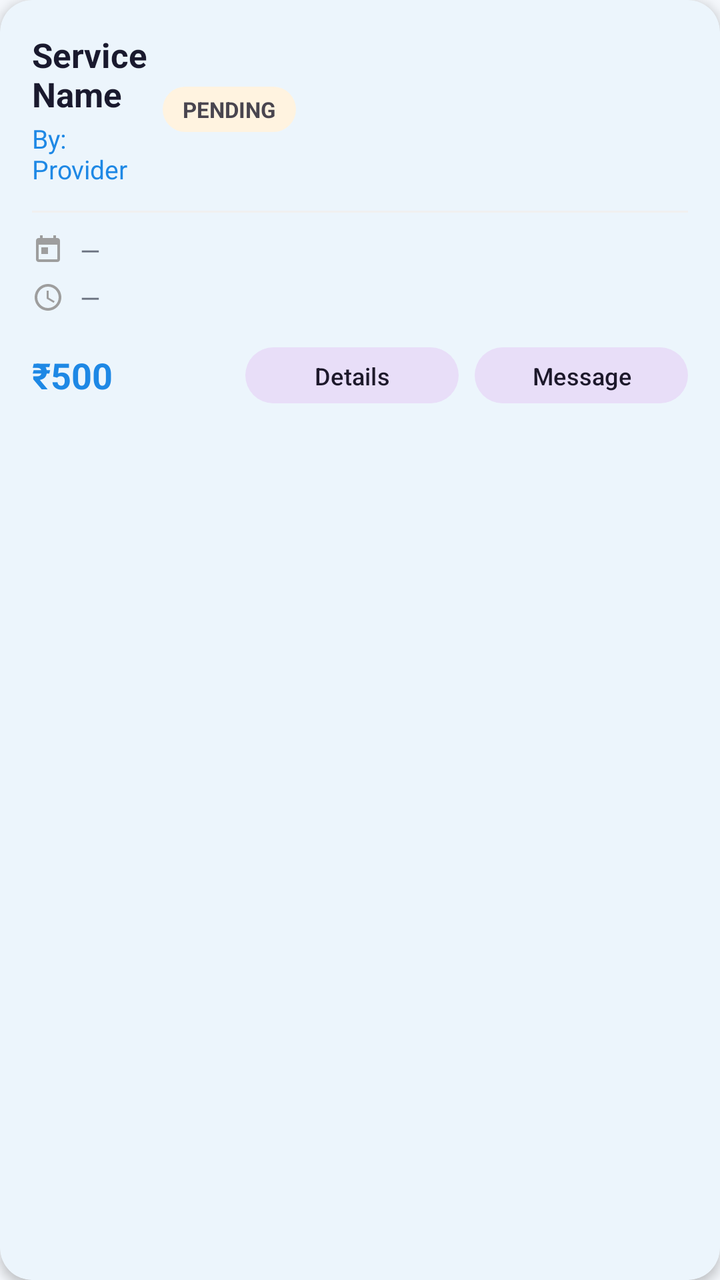
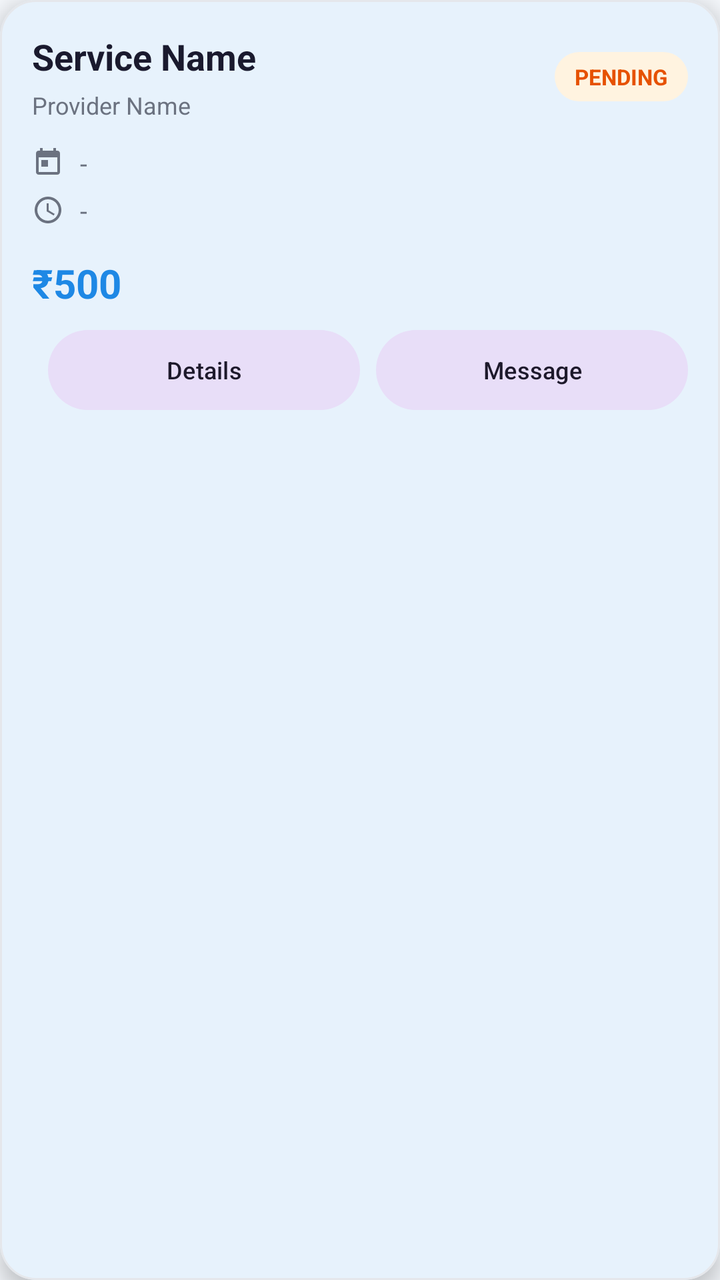

An Android layout rendered at two revisions. The XML below is the earlier revision; the diff shows what the commit changed to produce the second picture.
<!-- AndroidManifest.xml: application theme Theme.QuickFix -->
<!-- res/layout/item_user_booking_card.xml -->
<?xml version="1.0" encoding="utf-8"?>
<com.google.android.material.card.MaterialCardView
    xmlns:android="http://schemas.android.com/apk/res/android"
    xmlns:app="http://schemas.android.com/apk/res-auto"
    android:id="@+id/cardBooking"
    android:layout_width="match_parent"
    android:layout_height="wrap_content"
    android:layout_marginStart="16dp"
    android:layout_marginEnd="16dp"
    android:layout_marginTop="8dp"
    android:layout_marginBottom="4dp"
    app:cardCornerRadius="16dp"
    app:cardElevation="3dp"
    app:strokeWidth="0dp">

    <LinearLayout
        android:layout_width="match_parent"
        android:layout_height="wrap_content"
        android:orientation="vertical"
        android:padding="16dp">

        
        <LinearLayout
            android:layout_width="match_parent"
            android:layout_height="wrap_content"
            android:orientation="horizontal"
            android:gravity="center_vertical"
            android:weightSum="4">

            <LinearLayout
                android:layout_width="0dp"
                android:layout_height="wrap_content"
                android:layout_weight="1"
                android:orientation="vertical">

                <TextView
                    android:id="@+id/tvServiceName"
                    android:layout_width="wrap_content"
                    android:layout_height="wrap_content"
                    android:text="Service Name"
                    android:textColor="@color/text_primary"
                    android:textSize="17sp"
                    android:textStyle="bold" />

                <TextView
                    android:id="@+id/tvProviderName"
                    android:layout_width="wrap_content"
                    android:layout_height="wrap_content"
                    android:layout_marginTop="2dp"
                    android:text="By: Provider"
                    android:textColor="@color/primary"
                    android:textSize="13sp" />
            </LinearLayout>

            <TextView
                android:id="@+id/tvStatus"
                android:layout_width="wrap_content"
                android:layout_height="wrap_content"
                android:paddingStart="10dp"
                android:paddingEnd="10dp"
                android:paddingTop="4dp"
                android:paddingBottom="4dp"
                android:text="PENDING"
                android:textSize="11sp"
                android:textStyle="bold"
                android:background="@drawable/badge_pending" />
        </LinearLayout>

        
        <View
            android:layout_width="match_parent"
            android:layout_height="1dp"
            android:layout_marginTop="12dp"
            android:layout_marginBottom="10dp"
            android:background="#F0F0F0" />

        
        <LinearLayout
            android:layout_width="match_parent"
            android:layout_height="wrap_content"
            android:orientation="horizontal"
            android:gravity="center_vertical"
            android:layout_marginBottom="6dp">
            <ImageView
                android:layout_width="16dp"
                android:layout_height="16dp"
                android:src="@drawable/ic_calendar"
                app:tint="#9E9E9E"
                android:contentDescription="Date" />
            <TextView
                android:id="@+id/tvDateTime"
                android:layout_width="wrap_content"
                android:layout_height="wrap_content"
                android:layout_marginStart="8dp"
                android:text="—"
                android:textColor="@color/text_secondary"
                android:textSize="13sp" />
        </LinearLayout>

        
        <LinearLayout
            android:layout_width="match_parent"
            android:layout_height="wrap_content"
            android:orientation="horizontal"
            android:gravity="center_vertical"
            android:layout_marginBottom="12dp">
            <ImageView
                android:layout_width="16dp"
                android:layout_height="16dp"
                android:src="@drawable/ic_location"
                app:tint="#9E9E9E"
                android:contentDescription="Address" />
            <TextView
                android:id="@+id/tvAddress"
                android:layout_width="0dp"
                android:layout_height="wrap_content"
                android:layout_weight="1"
                android:layout_marginStart="8dp"
                android:text="—"
                android:textColor="@color/text_secondary"
                android:textSize="13sp"
                android:maxLines="2"
                android:ellipsize="end" />
        </LinearLayout>

        
        <LinearLayout
            android:layout_width="match_parent"
            android:layout_height="wrap_content"
            android:orientation="horizontal"
            android:gravity="center_vertical">

            <TextView
                android:id="@+id/tvPrice"
                android:layout_width="0dp"
                android:layout_height="wrap_content"
                android:layout_weight="1"
                android:text="₹500"
                android:textColor="@color/primary"
                android:textSize="18sp"
                android:textStyle="bold" />

            <com.google.android.material.button.MaterialButton
                android:id="@+id/btnCancel"
                style="@style/Widget.Material3.Button.OutlinedButton"
                android:layout_width="0dp"
                android:layout_height="36dp"
                android:layout_weight="1"
                android:text="Cancel"
                android:textSize="12sp"
                app:strokeColor="#D32F2F"
                android:textColor="#D32F2F"
                android:layout_marginEnd="8dp"
                android:visibility="gone" />

            <com.google.android.material.button.MaterialButton
                android:id="@+id/btnReview"
                style="@style/Widget.Material3.Button.OutlinedButton"
                android:layout_width="0dp"
                android:layout_height="36dp"
                android:layout_weight="1"
                android:layout_marginEnd="8dp"
                android:text="@string/review_write_button"
                android:textSize="12sp"
                android:visibility="gone" />

            <com.google.android.material.button.MaterialButton
                android:id="@+id/btnPayNow"
                style="@style/Widget.Material3.Button.TonalButton"
                android:layout_width="0dp"
                android:layout_height="36dp"
                android:layout_weight="1"
                android:layout_marginEnd="8dp"
                android:text="Pay Now"
                android:textSize="12sp"
                android:visibility="gone" />

            <com.google.android.material.button.MaterialButton
                android:id="@+id/btnViewDetails"
                style="@style/Widget.Material3.Button.TonalButton"
                android:layout_width="0dp"
                android:layout_height="36dp"
                android:layout_weight="1"
                android:layout_marginEnd="8dp"
                android:text="Details"
                android:textSize="12sp" />

            <com.google.android.material.button.MaterialButton
                android:id="@+id/btnMessage"
                style="@style/Widget.Material3.Button.TonalButton"
                android:layout_width="0dp"
                android:layout_height="36dp"
                android:layout_weight="1"
                android:text="Message"
                android:textSize="12sp" />
        </LinearLayout>

        <TextView
            android:id="@+id/tvReviewSummary"
            android:layout_width="match_parent"
            android:layout_height="wrap_content"
            android:layout_marginTop="8dp"
            android:textColor="@color/text_secondary"
            android:textSize="12sp"
            android:maxLines="2"
            android:ellipsize="end"
            android:visibility="gone"
            android:text="@string/review_rate_experience" />

    </LinearLayout>
</com.google.android.material.card.MaterialCardView>
<!-- resources referenced by this layout -->
<resources>
  <color name="primary">#1E88E5</color>
  <color name="text_primary">#1A1A2E</color>
  <color name="text_secondary">#6B7280</color>
  <!-- drawable badge_pending (drawable) -->
  ﻿<?xml version="1.0" encoding="utf-8"?>
  <shape xmlns:android="http://schemas.android.com/apk/res/android">
      <solid android:color="#FFF3E0" />
      <corners android:radius="16dp" />
  </shape>
  <!-- drawable ic_calendar (drawable) -->
  <?xml version="1.0" encoding="utf-8"?>
  <vector xmlns:android="http://schemas.android.com/apk/res/android"
      android:width="24dp"
      android:height="24dp"
      android:viewportWidth="24"
      android:viewportHeight="24">
      <path
          android:fillColor="#666666"
          android:pathData="M19,3h-1V1h-2v2H8V1H6v2H5C3.89,3 3.01,3.9 3.01,5L3,19c0,1.1 0.89,2 2,2h14c1.1,0 2,-0.9 2,-2V5C21,3.9 20.1,3 19,3zM19,19H5V8h14V19zM7,10h5v5H7V10z"/>
  </vector>
  <!-- drawable ic_location (drawable) -->
  <?xml version="1.0" encoding="utf-8"?>
  <vector xmlns:android="http://schemas.android.com/apk/res/android"
      android:width="24dp"
      android:height="24dp"
      android:viewportWidth="24"
      android:viewportHeight="24">
      <path
          android:fillColor="#666666"
          android:pathData="M12,2C6.48,2 2,6.48 2,12s4.48,10 10,10 10,-4.48 10,-10S17.52,2 12,2zM12,20c-4.42,0 -8,-3.58 -8,-8s3.58,-8 8,-8 8,3.58 8,8 -3.58,8 -8,8zM12.5,7H11v6l5.25,3.15 0.75,-1.23 -4.5,-2.67z"/>
  </vector>
  <string name="review_rate_experience" translatable="false">Rate your experience</string>
  <string name="review_write_button" translatable="false">Write Review</string>
  <style name="Theme.QuickFix" parent="Base.Theme.QuickFix" />
  <color name="primary_dark">#1565C0</color>
  <color name="accent_green">#43A047</color>
  <color name="screen_background">#F4F7FB</color>
  <color name="card_bg">#FFFFFF</color>
  <color name="surface_variant">#F5F7FA</color>
  <color name="divider">#E5E7EB</color>
  <style name="Theme.QuickFix.AdminDialog" parent="ThemeOverlay.Material3.MaterialAlertDialog">
          <item name="colorSurface">@color/card_bg</item>
          <item name="colorOnSurface">@color/text_primary</item>
          <item name="colorOutline">@color/divider</item>
      </style>
  <style name="Theme.QuickFix.BottomSheet" parent="ThemeOverlay.Material3.BottomSheetDialog">
          <item name="colorSurface">@color/card_bg</item>
          <item name="colorOnSurface">@color/text_primary</item>
          <item name="android:colorBackground">@color/card_bg</item>
      </style>
  <style name="Widget.QuickFix.Button" parent="Widget.Material3.Button">
          <item name="backgroundTint">@color/primary</item>
          <item name="android:textColor">@color/white</item>
      </style>
  <style name="Widget.QuickFix.Chip.Filter" parent="Widget.Material3.Chip.Filter">
          <item name="chipBackgroundColor">@color/surface_variant</item>
          <item name="android:textColor">@color/text_primary</item>
          <item name="checkedIconTint">@color/primary</item>
      </style>
  <color name="white">#FFFFFFFF</color>
  <color name="input_background">#FFFFFF</color>
  <color name="input_stroke">#1E88E5</color>
  <color name="error_red">#D32F2F</color>
  <color name="input_hint">#6B7280</color>
  <color name="input_icon">#455A64</color>
  <!-- unchanged entries left out for length: 2 -->
</resources>

<!-- the commit's change to res/layout/item_user_booking_card.xml (unified diff, before → after) -->
@@ -5,13 +5,14 @@
     android:id="@+id/cardBooking"
     android:layout_width="match_parent"
     android:layout_height="wrap_content"
-    android:layout_marginStart="16dp"
-    android:layout_marginEnd="16dp"
+    android:layout_marginStart="12dp"
     android:layout_marginTop="8dp"
-    android:layout_marginBottom="4dp"
-    app:cardCornerRadius="16dp"
-    app:cardElevation="3dp"
-    app:strokeWidth="0dp">
+    android:layout_marginEnd="12dp"
+    android:layout_marginBottom="8dp"
+    app:cardCornerRadius="18dp"
+    app:cardElevation="6dp"
+    app:strokeColor="@color/divider"
+    app:strokeWidth="1dp">
 
     <LinearLayout
         android:layout_width="match_parent"
@@ -19,13 +20,11 @@
         android:orientation="vertical"
         android:padding="16dp">
 
-        
-        <LinearLayout
-            android:layout_width="match_parent"
-            android:layout_height="wrap_content"
-            android:orientation="horizontal"
-            android:gravity="center_vertical"
-            android:weightSum="4">
+        <LinearLayout
+            android:layout_width="match_parent"
+            android:layout_height="wrap_content"
+            android:gravity="center_vertical"
+            android:orientation="horizontal">
 
             <LinearLayout
                 android:layout_width="0dp"
@@ -35,100 +34,104 @@
 
                 <TextView
                     android:id="@+id/tvServiceName"
-                    android:layout_width="wrap_content"
+                    android:layout_width="match_parent"
                     android:layout_height="wrap_content"
+                    android:ellipsize="end"
+                    android:maxLines="1"
                     android:text="Service Name"
                     android:textColor="@color/text_primary"
-                    android:textSize="17sp"
+                    android:textSize="18sp"
                     android:textStyle="bold" />
 
                 <TextView
                     android:id="@+id/tvProviderName"
-                    android:layout_width="wrap_content"
+                    android:layout_width="match_parent"
                     android:layout_height="wrap_content"
-                    android:layout_marginTop="2dp"
-                    android:text="By: Provider"
-                    android:textColor="@color/primary"
-                    android:textSize="13sp" />
+                    android:layout_marginTop="4dp"
+                    android:ellipsize="end"
+                    android:maxLines="1"
+                    android:text="Provider Name"
+                    android:textColor="@color/text_secondary"
+                    android:textSize="12sp" />
             </LinearLayout>
 
             <TextView
                 android:id="@+id/tvStatus"
                 android:layout_width="wrap_content"
                 android:layout_height="wrap_content"
+                android:background="@drawable/badge_pending"
+                android:ellipsize="end"
+                android:maxLines="1"
                 android:paddingStart="10dp"
+                android:paddingTop="5dp"
                 android:paddingEnd="10dp"
-                android:paddingTop="4dp"
-                android:paddingBottom="4dp"
+                android:paddingBottom="5dp"
                 android:text="PENDING"
+                android:textColor="@color/status_pending_text"
                 android:textSize="11sp"
-                android:textStyle="bold"
-                android:background="@drawable/badge_pending" />
-        </LinearLayout>
-
-        
-        <View
-            android:layout_width="match_parent"
-            android:layout_height="1dp"
+                android:textStyle="bold" />
+        </LinearLayout>
+
+        <LinearLayout
+            android:layout_width="match_parent"
+            android:layout_height="wrap_content"
             android:layout_marginTop="12dp"
-            android:layout_marginBottom="10dp"
-            android:background="#F0F0F0" />
-
-        
-        <LinearLayout
-            android:layout_width="match_parent"
-            android:layout_height="wrap_content"
-            android:orientation="horizontal"
-            android:gravity="center_vertical"
-            android:layout_marginBottom="6dp">
+            android:gravity="center_vertical"
+            android:orientation="horizontal">
+
             <ImageView
                 android:layout_width="16dp"
                 android:layout_height="16dp"
+                android:contentDescription="Date"
                 android:src="@drawable/ic_calendar"
-                app:tint="#9E9E9E"
-                android:contentDescription="Date" />
+                app:tint="@color/text_secondary" />
+
             <TextView
                 android:id="@+id/tvDateTime"
-                android:layout_width="wrap_content"
-                android:layout_height="wrap_content"
-                android:layout_marginStart="8dp"
-                android:text="—"
+                android:layout_width="0dp"
+                android:layout_height="wrap_content"
+                android:layout_marginStart="8dp"
+                android:layout_weight="1"
+                android:ellipsize="end"
+                android:maxLines="1"
+                android:text="-"
                 android:textColor="@color/text_secondary"
                 android:textSize="13sp" />
         </LinearLayout>
 
-        
-        <LinearLayout
-            android:layout_width="match_parent"
-            android:layout_height="wrap_content"
-            android:orientation="horizontal"
-            android:gravity="center_vertical"
-            android:layout_marginBottom="12dp">
+        <LinearLayout
+            android:layout_width="match_parent"
+            android:layout_height="wrap_content"
+            android:layout_marginTop="6dp"
+            android:gravity="center_vertical"
+            android:orientation="horizontal">
+
             <ImageView
                 android:layout_width="16dp"
                 android:layout_height="16dp"
+                android:contentDescription="Location"
                 android:src="@drawable/ic_location"
-                app:tint="#9E9E9E"
-                android:contentDescription="Address" />
+                app:tint="@color/text_secondary" />
+
             <TextView
                 android:id="@+id/tvAddress"
                 android:layout_width="0dp"
                 android:layout_height="wrap_content"
-                android:layout_weight="1"
-                android:layout_marginStart="8dp"
-                android:text="—"
+                android:layout_marginStart="8dp"
+                android:layout_weight="1"
+                android:ellipsize="end"
+                android:maxLines="2"
+                android:text="-"
                 android:textColor="@color/text_secondary"
-                android:textSize="13sp"
-                android:maxLines="2"
-                android:ellipsize="end" />
-        </LinearLayout>
-
-        
-        <LinearLayout
-            android:layout_width="match_parent"
-            android:layout_height="wrap_content"
-            android:orientation="horizontal"
-            android:gravity="center_vertical">
+                android:textSize="13sp" />
+        </LinearLayout>
+
+        <LinearLayout
+            android:layout_width="match_parent"
+            android:layout_height="wrap_content"
+            android:layout_marginTop="14dp"
+            android:gravity="center_vertical"
+            android:orientation="horizontal">
 
             <TextView
                 android:id="@+id/tvPrice"
@@ -137,59 +140,69 @@
                 android:layout_weight="1"
                 android:text="₹500"
                 android:textColor="@color/primary"
-                android:textSize="18sp"
+                android:textSize="20sp"
                 android:textStyle="bold" />
+        </LinearLayout>
+
+        <LinearLayout
+            android:layout_width="match_parent"
+            android:layout_height="wrap_content"
+            android:layout_marginTop="10dp"
+            android:gravity="center_vertical"
+            android:orientation="horizontal">
 
             <com.google.android.material.button.MaterialButton
                 android:id="@+id/btnCancel"
                 style="@style/Widget.Material3.Button.OutlinedButton"
                 android:layout_width="0dp"
-                android:layout_height="36dp"
+                android:layout_height="40dp"
                 android:layout_weight="1"
                 android:text="Cancel"
+                android:textColor="@color/status_rejected_text"
                 android:textSize="12sp"
-                app:strokeColor="#D32F2F"
-                android:textColor="#D32F2F"
-                android:layout_marginEnd="8dp"
-                android:visibility="gone" />
+                android:visibility="gone"
+                app:cornerRadius="20dp"
+                app:strokeColor="@color/status_rejected_text" />
 
             <com.google.android.material.button.MaterialButton
                 android:id="@+id/btnReview"
                 style="@style/Widget.Material3.Button.OutlinedButton"
                 android:layout_width="0dp"
-                android:layout_height="36dp"
-                android:layout_weight="1"
-                android:layout_marginEnd="8dp"
+                android:layout_height="40dp"
+                android:layout_marginStart="8dp"
+                android:layout_weight="1"
                 android:text="@string/review_write_button"
                 android:textSize="12sp"
-                android:visibility="gone" />
+                android:visibility="gone"
+                app:cornerRadius="20dp" />
 
             <com.google.android.material.button.MaterialButton
                 android:id="@+id/btnPayNow"
-                style="@style/Widget.Material3.Button.TonalButton"
-                android:layout_width="0dp"
-                android:layout_height="36dp"
-                android:layout_weight="1"
-                android:layout_marginEnd="8dp"
+                style="@style/Widget.QuickFix.Button.Rounded"
+                android:layout_width="0dp"
+                android:layout_height="40dp"
+                android:layout_marginStart="8dp"
+                android:layout_weight="1"
                 android:text="Pay Now"
                 android:textSize="12sp"
                 android:visibility="gone" />
 
             <com.google.android.material.button.MaterialButton
                 android:id="@+id/btnViewDetails"
-                style="@style/Widget.Material3.Button.TonalButton"
-                android:layout_width="0dp"
-                android:layout_height="36dp"
-                android:layout_weight="1"
-                android:layout_marginEnd="8dp"
+                style="@style/Widget.QuickFix.Button.Rounded.Tonal"
+                android:layout_width="0dp"
+                android:layout_height="40dp"
+                android:layout_marginStart="8dp"
+                android:layout_weight="1"
                 android:text="Details"
                 android:textSize="12sp" />
 
             <com.google.android.material.button.MaterialButton
                 android:id="@+id/btnMessage"
-                style="@style/Widget.Material3.Button.TonalButton"
-                android:layout_width="0dp"
-                android:layout_height="36dp"
+                style="@style/Widget.QuickFix.Button.Rounded.Tonal"
+                android:layout_width="0dp"
+                android:layout_height="40dp"
+                android:layout_marginStart="8dp"
                 android:layout_weight="1"
                 android:text="Message"
                 android:textSize="12sp" />
@@ -200,12 +213,12 @@
             android:layout_width="match_parent"
             android:layout_height="wrap_content"
             android:layout_marginTop="8dp"
+            android:ellipsize="end"
+            android:maxLines="2"
+            android:text="@string/review_rate_experience"
             android:textColor="@color/text_secondary"
             android:textSize="12sp"
-            android:maxLines="2"
-            android:ellipsize="end"
-            android:visibility="gone"
-            android:text="@string/review_rate_experience" />
+            android:visibility="gone" />
 
     </LinearLayout>
 </com.google.android.material.card.MaterialCardView>
<!-- resource entries referenced after the edit -->
@@ -1,6 +1,8 @@
 <!-- resources referenced by this layout -->
 <resources>
   <color name="primary">#1E88E5</color>
+  <color name="status_pending_text">#E65100</color>
+  <color name="status_rejected_text">#B71C1C</color>
   <color name="text_primary">#1A1A2E</color>
   <color name="text_secondary">#6B7280</color>
   <!-- drawable badge_pending (drawable) -->
@@ -33,6 +35,18 @@
   </vector>
   <string name="review_rate_experience" translatable="false">Rate your experience</string>
   <string name="review_write_button" translatable="false">Write Review</string>
+  <style name="Widget.QuickFix.Button.Rounded" parent="Widget.Material3.Button">
+          <item name="cornerRadius">20dp</item>
+          <item name="backgroundTint">@color/primary</item>
+          <item name="android:textColor">@color/white</item>
+          <item name="android:insetTop">0dp</item>
+          <item name="android:insetBottom">0dp</item>
+      </style>
+  <style name="Widget.QuickFix.Button.Rounded.Tonal" parent="Widget.Material3.Button.TonalButton">
+          <item name="cornerRadius">20dp</item>
+          <item name="android:insetTop">0dp</item>
+          <item name="android:insetBottom">0dp</item>
+      </style>
   <style name="Theme.QuickFix" parent="Base.Theme.QuickFix" />
   <color name="primary_dark">#1565C0</color>
   <color name="accent_green">#43A047</color>
